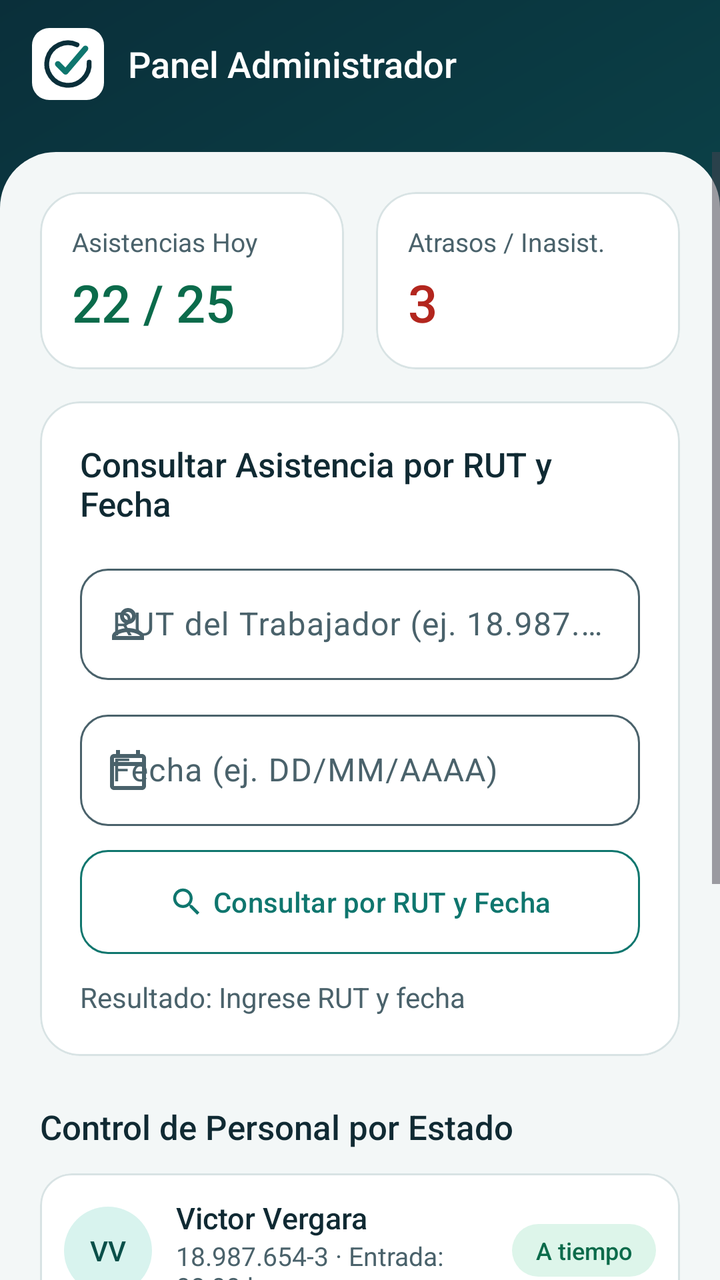
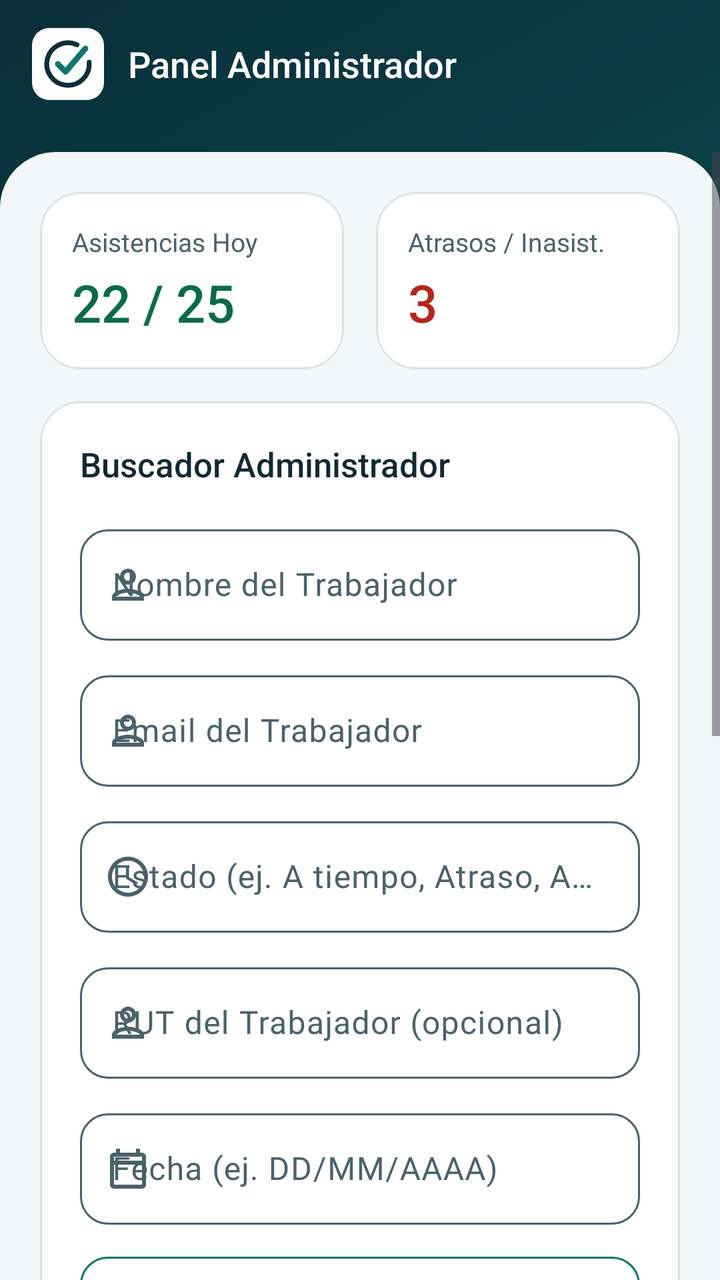

Before-and-after screenshots of an Android layout around one commit, followed by the original layout XML and the change that was made.
<!-- AndroidManifest.xml: application theme Theme.Asistencia -->
<!-- res/layout/activity_admin_reports.xml -->
<?xml version="1.0" encoding="utf-8"?>
<androidx.constraintlayout.widget.ConstraintLayout xmlns:android="http://schemas.android.com/apk/res/android"
    xmlns:app="http://schemas.android.com/apk/res-auto"
    xmlns:tools="http://schemas.android.com/tools"
    android:id="@+id/main"
    android:layout_width="match_parent"
    android:layout_height="match_parent"
    android:background="@drawable/bg_screen"
    tools:context=".AdminReportsActivity">

    <com.google.android.material.appbar.AppBarLayout
        android:id="@+id/appBarAdmin"
        android:layout_width="match_parent"
        android:layout_height="wrap_content"
        android:background="@android:color/transparent"
        android:paddingBottom="12dp"
        app:elevation="0dp"
        app:layout_constraintTop_toTopOf="parent">

        <androidx.appcompat.widget.Toolbar
            android:id="@+id/toolbarAdmin"
            android:layout_width="match_parent"
            android:layout_height="?attr/actionBarSize"
            app:logo="@drawable/ic_logo_toolbar"
            app:logoDescription="@string/logo_description"
            app:title="Panel Administrador"
            app:titleTextAppearance="@style/Asistencia.Text.Toolbar"
            app:titleTextColor="@color/on_hero" />
    </com.google.android.material.appbar.AppBarLayout>

    <ScrollView
        android:layout_width="match_parent"
        android:layout_height="0dp"
        android:background="@drawable/bg_sheet"
        android:fillViewport="true"
        app:layout_constraintBottom_toBottomOf="parent"
        app:layout_constraintTop_toBottomOf="@id/appBarAdmin">

        <LinearLayout
            android:layout_width="match_parent"
            android:layout_height="wrap_content"
            android:orientation="vertical"
            android:padding="20dp">

            
            <LinearLayout
                android:layout_width="match_parent"
                android:layout_height="wrap_content"
                android:baselineAligned="false"
                android:orientation="horizontal">

                <com.google.android.material.card.MaterialCardView
                    style="@style/Asistencia.Card"
                    android:layout_width="0dp"
                    android:layout_marginEnd="8dp"
                    android:layout_weight="1">

                    <LinearLayout
                        android:layout_width="match_parent"
                        android:layout_height="wrap_content"
                        android:orientation="vertical"
                        android:padding="16dp">

                        <TextView
                            style="@style/Asistencia.Text.Body"
                            android:layout_width="wrap_content"
                            android:layout_height="wrap_content"
                            android:text="Asistencias Hoy"
                            android:textSize="13sp" />

                        <TextView
                            style="@style/Asistencia.Text.Metric"
                            android:layout_width="wrap_content"
                            android:layout_height="wrap_content"
                            android:layout_marginTop="4dp"
                            android:text="22 / 25"
                            android:textColor="@color/success_fg" />
                    </LinearLayout>
                </com.google.android.material.card.MaterialCardView>

                <com.google.android.material.card.MaterialCardView
                    style="@style/Asistencia.Card"
                    android:layout_width="0dp"
                    android:layout_marginStart="8dp"
                    android:layout_weight="1">

                    <LinearLayout
                        android:layout_width="match_parent"
                        android:layout_height="wrap_content"
                        android:orientation="vertical"
                        android:padding="16dp">

                        <TextView
                            style="@style/Asistencia.Text.Body"
                            android:layout_width="wrap_content"
                            android:layout_height="wrap_content"
                            android:text="Atrasos / Inasist."
                            android:textSize="13sp" />

                        <TextView
                            style="@style/Asistencia.Text.Metric"
                            android:layout_width="wrap_content"
                            android:layout_height="wrap_content"
                            android:layout_marginTop="4dp"
                            android:text="3"
                            android:textColor="@color/danger_fg" />
                    </LinearLayout>
                </com.google.android.material.card.MaterialCardView>
            </LinearLayout>

            
            <com.google.android.material.card.MaterialCardView
                style="@style/Asistencia.Card"
                android:layout_marginTop="16dp">

                <LinearLayout
                    android:layout_width="match_parent"
                    android:layout_height="wrap_content"
                    android:orientation="vertical"
                    android:padding="20dp">

                    <TextView
                        style="@style/Asistencia.Text.Title"
                        android:layout_width="wrap_content"
                        android:layout_height="wrap_content"
                        android:text="Consultar Asistencia por RUT y Fecha" />

                    <com.google.android.material.textfield.TextInputLayout
                        style="@style/Asistencia.TextField"
                        android:layout_marginTop="16dp"
                        android:hint="RUT del Trabajador (ej. 18.987.654-3)"
                        app:startIconDrawable="@drawable/ic_person">

                        <com.google.android.material.textfield.TextInputEditText
                            android:id="@+id/etAdminRut"
                            android:layout_width="match_parent"
                            android:layout_height="wrap_content"
                            android:inputType="text" />
                    </com.google.android.material.textfield.TextInputLayout>

                    <com.google.android.material.textfield.TextInputLayout
                        style="@style/Asistencia.TextField"
                        android:layout_marginTop="12dp"
                        android:hint="Fecha (ej. DD/MM/AAAA)"
                        app:startIconDrawable="@drawable/ic_calendar">

                        <com.google.android.material.textfield.TextInputEditText
                            android:id="@+id/etAdminDate"
                            android:layout_width="match_parent"
                            android:layout_height="wrap_content"
                            android:inputType="date" />
                    </com.google.android.material.textfield.TextInputLayout>

                    <com.google.android.material.button.MaterialButton
                        android:id="@+id/btnAdminQuery"
                        style="@style/Asistencia.Button.Outlined"
                        android:layout_marginTop="12dp"
                        android:text="Consultar por RUT y Fecha"
                        app:icon="@drawable/ic_search" />

                    <TextView
                        android:id="@+id/tvAdminQueryResult"
                        style="@style/Asistencia.Text.Body"
                        android:layout_width="match_parent"
                        android:layout_height="wrap_content"
                        android:layout_marginTop="12dp"
                        android:text="Resultado: Ingrese RUT y fecha" />
                </LinearLayout>
            </com.google.android.material.card.MaterialCardView>

            <TextView
                style="@style/Asistencia.Text.Title"
                android:layout_width="wrap_content"
                android:layout_height="wrap_content"
                android:layout_marginTop="24dp"
                android:layout_marginBottom="12dp"
                android:text="Control de Personal por Estado" />

            
            <com.google.android.material.card.MaterialCardView
                style="@style/Asistencia.Card"
                android:layout_marginBottom="8dp"
                app:cardCornerRadius="16dp">

                <LinearLayout
                    android:layout_width="match_parent"
                    android:layout_height="wrap_content"
                    android:gravity="center_vertical"
                    android:orientation="horizontal"
                    android:padding="12dp">

                    <TextView
                        style="@style/Asistencia.Avatar"
                        android:text="VV" />

                    <LinearLayout
                        android:layout_width="0dp"
                        android:layout_height="wrap_content"
                        android:layout_marginStart="12dp"
                        android:layout_weight="1"
                        android:orientation="vertical">

                        <TextView
                            style="@style/Asistencia.Text.Title"
                            android:layout_width="wrap_content"
                            android:layout_height="wrap_content"
                            android:text="Victor Vergara"
                            android:textSize="15sp" />

                        <TextView
                            style="@style/Asistencia.Text.Body"
                            android:layout_width="wrap_content"
                            android:layout_height="wrap_content"
                            android:text="18.987.654-3 · Entrada: 08:00 hrs"
                            android:textSize="13sp" />
                    </LinearLayout>

                    <TextView
                        style="@style/Asistencia.Chip.Success"
                        android:text="A tiempo" />
                </LinearLayout>
            </com.google.android.material.card.MaterialCardView>

            
            <com.google.android.material.card.MaterialCardView
                style="@style/Asistencia.Card"
                android:layout_marginBottom="8dp"
                app:cardCornerRadius="16dp">

                <LinearLayout
                    android:layout_width="match_parent"
                    android:layout_height="wrap_content"
                    android:gravity="center_vertical"
                    android:orientation="horizontal"
                    android:padding="12dp">

                    <TextView
                        style="@style/Asistencia.Avatar"
                        android:text="RT" />

                    <LinearLayout
                        android:layout_width="0dp"
                        android:layout_height="wrap_content"
                        android:layout_marginStart="12dp"
                        android:layout_weight="1"
                        android:orientation="vertical">

                        <TextView
                            style="@style/Asistencia.Text.Title"
                            android:layout_width="wrap_content"
                            android:layout_height="wrap_content"
                            android:text="Ricardo Tapia"
                            android:textSize="15sp" />

                        <TextView
                            style="@style/Asistencia.Text.Body"
                            android:layout_width="wrap_content"
                            android:layout_height="wrap_content"
                            android:text="15.123.456-7 · Entrada: 08:45 hrs"
                            android:textSize="13sp" />
                    </LinearLayout>

                    <TextView
                        style="@style/Asistencia.Chip.Warning"
                        android:text="Atraso" />
                </LinearLayout>
            </com.google.android.material.card.MaterialCardView>

            
            <com.google.android.material.card.MaterialCardView
                style="@style/Asistencia.Card"
                android:layout_marginBottom="8dp"
                app:cardCornerRadius="16dp">

                <LinearLayout
                    android:layout_width="match_parent"
                    android:layout_height="wrap_content"
                    android:gravity="center_vertical"
                    android:orientation="horizontal"
                    android:padding="12dp">

                    <TextView
                        style="@style/Asistencia.Avatar"
                        android:text="TM" />

                    <LinearLayout
                        android:layout_width="0dp"
                        android:layout_height="wrap_content"
                        android:layout_marginStart="12dp"
                        android:layout_weight="1"
                        android:orientation="vertical">

                        <TextView
                            style="@style/Asistencia.Text.Title"
                            android:layout_width="wrap_content"
                            android:layout_height="wrap_content"
                            android:text="Tomas Monjes"
                            android:textSize="15sp" />

                        <TextView
                            style="@style/Asistencia.Text.Body"
                            android:layout_width="wrap_content"
                            android:layout_height="wrap_content"
                            android:text="19.876.543-2 · Sin registro"
                            android:textSize="13sp" />
                    </LinearLayout>

                    <TextView
                        style="@style/Asistencia.Chip.Danger"
                        android:text="Ausente" />
                </LinearLayout>
            </com.google.android.material.card.MaterialCardView>

            
            <com.google.android.material.button.MaterialButton
                android:id="@+id/btnLogout"
                style="@style/Asistencia.Button.Outlined"
                android:layout_marginTop="16dp"
                android:layout_marginBottom="24dp"
                android:text="Cerrar Sesión"
                app:strokeColor="@color/danger_fg" />

        </LinearLayout>
    </ScrollView>

</androidx.constraintlayout.widget.ConstraintLayout>
<!-- resources referenced by this layout -->
<resources>
  <color name="danger_fg">#B3261E</color>
  <color name="on_hero">#FFFFFF</color>
  <color name="success_fg">#0B6B4B</color>
  <!-- drawable ic_logo_toolbar (drawable) -->
  <?xml version="1.0" encoding="utf-8"?>
  <inset xmlns:android="http://schemas.android.com/apk/res/android"
      android:drawable="@drawable/ic_logo"
      android:insetRight="12dp" />
  <string name="logo_description">Logo de Asistencia</string>
  <style name="Asistencia.Chip.Danger">
          <item name="android:background">@drawable/bg_chip_danger</item>
          <item name="android:textColor">@color/danger_fg</item>
      </style>
  <style name="Asistencia.Chip.Success">
          <item name="android:background">@drawable/bg_chip_success</item>
          <item name="android:textColor">@color/success_fg</item>
      </style>
  <style name="Asistencia.Chip.Warning">
          <item name="android:background">@drawable/bg_chip_warning</item>
          <item name="android:textColor">@color/warning_fg</item>
      </style>
  <style name="Asistencia.Text.Body" parent="">
          <item name="android:textColor">@color/text_secondary</item>
          <item name="android:textSize">14sp</item>
      </style>
  <style name="Asistencia.Text.Metric" parent="">
          <item name="android:fontFamily">sans-serif-medium</item>
          <item name="android:textSize">26sp</item>
      </style>
  <style name="Asistencia.Text.Title" parent="">
          <item name="android:fontFamily">sans-serif-medium</item>
          <item name="android:textColor">@color/text_primary</item>
          <item name="android:textSize">17sp</item>
      </style>
  <style name="Asistencia.Text.Toolbar" parent="">
          <item name="android:fontFamily">sans-serif-medium</item>
          <item name="android:textSize">18sp</item>
      </style>
  <color name="background">#F3F7F7</color>
  <!-- drawable bg_avatar (drawable) -->
  <?xml version="1.0" encoding="utf-8"?>
  <shape xmlns:android="http://schemas.android.com/apk/res/android" android:shape="oval">
      <solid android:color="@color/primary_container" />
  </shape>
  <color name="on_primary_container">#0A4F49</color>
  <color name="primary">#0F766E</color>
  <color name="surface">#FFFFFF</color>
  <color name="outline">#D8E3E4</color>
  <!-- drawable bg_chip_danger (drawable) -->
  <?xml version="1.0" encoding="utf-8"?>
  <shape xmlns:android="http://schemas.android.com/apk/res/android">
      <solid android:color="@color/danger_bg" />
      <corners android:radius="100dp" />
  </shape>
  <!-- drawable bg_chip_warning (drawable) -->
  <?xml version="1.0" encoding="utf-8"?>
  <shape xmlns:android="http://schemas.android.com/apk/res/android">
      <solid android:color="@color/warning_bg" />
      <corners android:radius="100dp" />
  </shape>
  <color name="warning_fg">#7F4C00</color>
  <color name="text_secondary">#4A626B</color>
  <color name="text_primary">#102A33</color>
  <style name="Base.Theme.Asistencia" parent="Theme.Material3.DayNight.NoActionBar">
          
          
      </style>
  <color name="on_primary">#FFFFFF</color>
  <color name="primary_container">#D8F3EE</color>
  <color name="hero_end">#0C5F5E</color>
  <color name="hero_start">#0A2F3A</color>
  <color name="white">#FFFFFFFF</color>
  <color name="brand_ink">#0A2F3A</color>
  <color name="brand_teal">#0F766E</color>
  <color name="danger_bg">#FDE3E1</color>
  <color name="success_bg">#DDF5EA</color>
  <color name="warning_bg">#FDF0D2</color>
  <!-- unchanged entries left out for length: 13 -->
</resources>

<!-- the commit's change to res/layout/activity_admin_reports.xml (unified diff, before → after) -->
@@ -123,21 +123,65 @@
                         style="@style/Asistencia.Text.Title"
                         android:layout_width="wrap_content"
                         android:layout_height="wrap_content"
-                        android:text="Consultar Asistencia por RUT y Fecha" />
-
+                        android:text="Buscador Administrador" />
+
+                    
                     <com.google.android.material.textfield.TextInputLayout
                         style="@style/Asistencia.TextField"
                         android:layout_marginTop="16dp"
-                        android:hint="RUT del Trabajador (ej. 18.987.654-3)"
+                        android:hint="Nombre del Trabajador"
                         app:startIconDrawable="@drawable/ic_person">
 
                         <com.google.android.material.textfield.TextInputEditText
+                            android:id="@+id/etAdminName"
+                            android:layout_width="match_parent"
+                            android:layout_height="wrap_content"
+                            android:inputType="textPersonName" />
+                    </com.google.android.material.textfield.TextInputLayout>
+
+                    
+                    <com.google.android.material.textfield.TextInputLayout
+                        style="@style/Asistencia.TextField"
+                        android:layout_marginTop="12dp"
+                        android:hint="Email del Trabajador"
+                        app:startIconDrawable="@drawable/ic_person">
+
+                        <com.google.android.material.textfield.TextInputEditText
+                            android:id="@+id/etAdminEmail"
+                            android:layout_width="match_parent"
+                            android:layout_height="wrap_content"
+                            android:inputType="textEmailAddress" />
+                    </com.google.android.material.textfield.TextInputLayout>
+
+                    
+                    <com.google.android.material.textfield.TextInputLayout
+                        style="@style/Asistencia.TextField"
+                        android:layout_marginTop="12dp"
+                        android:hint="Estado (ej. A tiempo, Atraso, Ausente)"
+                        app:startIconDrawable="@drawable/ic_clock">
+
+                        <com.google.android.material.textfield.TextInputEditText
+                            android:id="@+id/etAdminStatus"
+                            android:layout_width="match_parent"
+                            android:layout_height="wrap_content"
+                            android:inputType="text" />
+                    </com.google.android.material.textfield.TextInputLayout>
+
+                    
+                    <com.google.android.material.textfield.TextInputLayout
+                        style="@style/Asistencia.TextField"
+                        android:layout_marginTop="12dp"
+                        android:hint="RUT del Trabajador (opcional)"
+                        app:startIconDrawable="@drawable/ic_person">
+
+                        <com.google.android.material.textfield.TextInputEditText
                             android:id="@+id/etAdminRut"
                             android:layout_width="match_parent"
                             android:layout_height="wrap_content"
                             android:inputType="text" />
                     </com.google.android.material.textfield.TextInputLayout>
 
+                    
                     <com.google.android.material.textfield.TextInputLayout
                         style="@style/Asistencia.TextField"
                         android:layout_marginTop="12dp"
@@ -154,8 +198,8 @@
                     <com.google.android.material.button.MaterialButton
                         android:id="@+id/btnAdminQuery"
                         style="@style/Asistencia.Button.Outlined"
-                        android:layout_marginTop="12dp"
-                        android:text="Consultar por RUT y Fecha"
+                        android:layout_marginTop="16dp"
+                        android:text="Buscar Trabajador"
                         app:icon="@drawable/ic_search" />
 
                     <TextView
@@ -164,7 +208,7 @@
                         android:layout_width="match_parent"
                         android:layout_height="wrap_content"
                         android:layout_marginTop="12dp"
-                        android:text="Resultado: Ingrese RUT y fecha" />
+                        android:text="Resultado: Ingrese Nombre, Email o Estado para buscar" />
                 </LinearLayout>
             </com.google.android.material.card.MaterialCardView>
 
<!-- resource entries referenced after the edit -->
@@ -3,6 +3,18 @@
   <color name="danger_fg">#B3261E</color>
   <color name="on_hero">#FFFFFF</color>
   <color name="success_fg">#0B6B4B</color>
+  <!-- drawable ic_clock (drawable) -->
+  <?xml version="1.0" encoding="utf-8"?>
+  <vector xmlns:android="http://schemas.android.com/apk/res/android"
+      android:width="24dp"
+      android:height="24dp"
+      android:tint="?attr/colorControlNormal"
+      android:viewportWidth="24"
+      android:viewportHeight="24">
+      <path
+          android:fillColor="@android:color/white"
+          android:pathData="M11.99,2C6.47,2 2,6.48 2,12s4.47,10 9.99,10C17.52,22 22,17.52 22,12S17.52,2 11.99,2zM12,20c-4.42,0 -8,-3.58 -8,-8s3.58,-8 8,-8 8,3.58 8,8 -3.58,8 -8,8zm0.5,-13H11v6l5.25,3.15 0.75,-1.23 -4.5,-2.67z" />
+  </vector>
   <!-- drawable ic_logo_toolbar (drawable) -->
   <?xml version="1.0" encoding="utf-8"?>
   <inset xmlns:android="http://schemas.android.com/apk/res/android"
